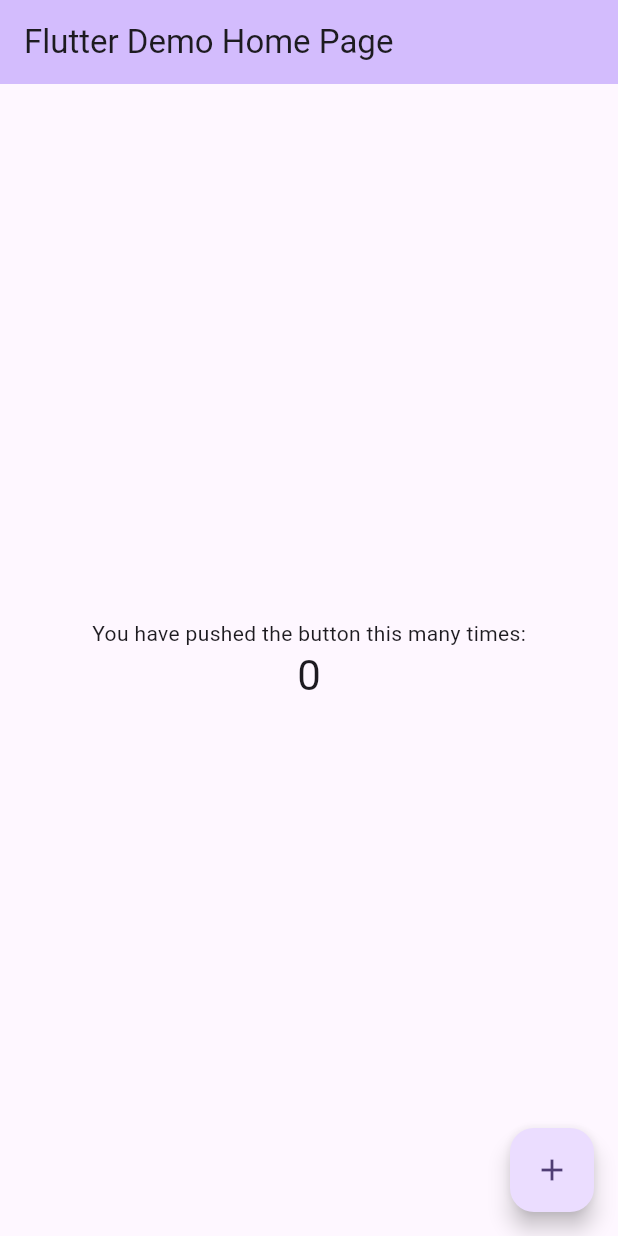
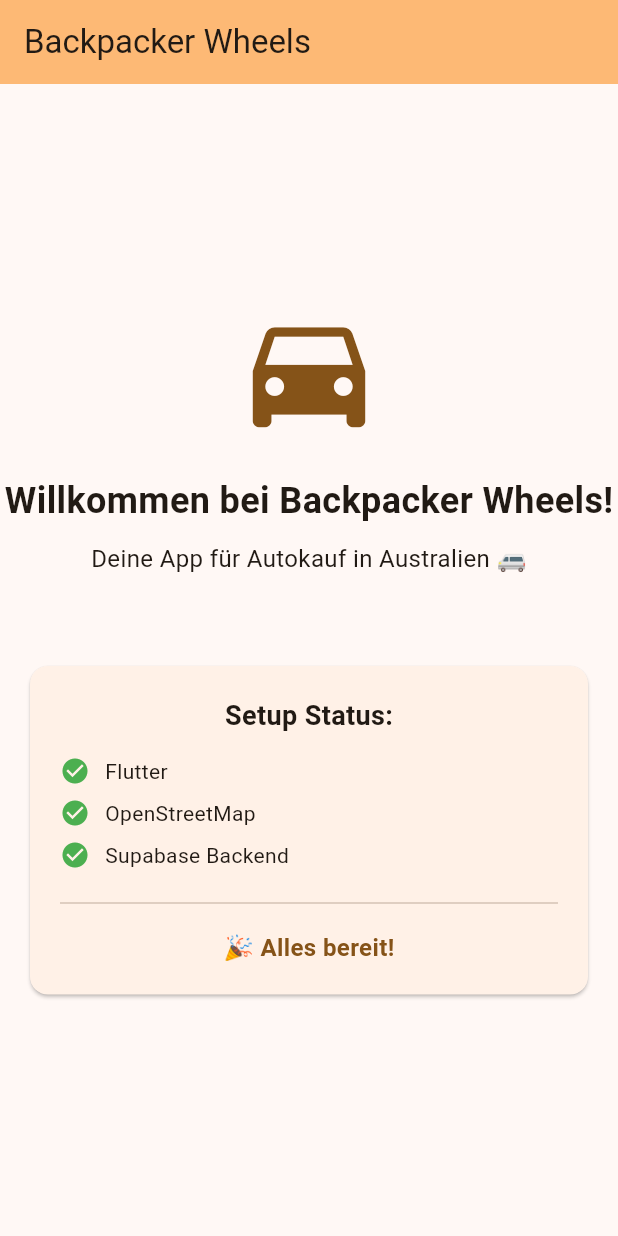
Before and after one commit to ben24188/Backpacker-Wheels, a Flutter app: the screen it shows after launch, on a phone screen of 412 x 824 dp. Run offline on Flutter 3.47's test engine with Material 3 defaults, Android fonts, the phone set to English and light mode, and no system bars; our stand-ins replace supabase_flutter; accounts and stored records are empty.

Commit message:
Supabase Backend konfiguriert + neue Willkommens-UI

```diff
--- a/lib/main.dart
+++ b/lib/main.dart
@@ -1,125 +1,122 @@
 import 'package:flutter/material.dart';
+import 'package:supabase_flutter/supabase_flutter.dart';
+import 'config/supabase_config.dart';
 
-void main() {
-  runApp(const MyApp());
+void main() async {
+  WidgetsFlutterBinding.ensureInitialized();
+
+  // Supabase initialisieren
+  await Supabase.initialize(
+    url: SupabaseConfig.supabaseUrl,
+    anonKey: SupabaseConfig.supabaseAnonKey,
+  );
+
+  runApp(const BackpackerWheelsApp());
 }
 
-class MyApp extends StatelessWidget {
-  const MyApp({super.key});
+// Globaler Zugriff auf Supabase Client
+final supabase = Supabase.instance.client;
 
-  // This widget is the root of your application.
+class BackpackerWheelsApp extends StatelessWidget {
+  const BackpackerWheelsApp({super.key});
+
   @override
   Widget build(BuildContext context) {
     return MaterialApp(
-      title: 'Flutter Demo',
+      title: 'Backpacker Wheels',
+      debugShowCheckedModeBanner: false,
       theme: ThemeData(
-        // This is the theme of your application.
-        //
-        // TRY THIS: Try running your application with "flutter run". You'll see
-        // the application has a purple toolbar. Then, without quitting the app,
-        // try changing the seedColor in the colorScheme below to Colors.green
-        // and then invoke "hot reload" (save your changes or press the "hot
-        // reload" button in a Flutter-supported IDE, or press "r" if you used
-        // the command line to start the app).
-        //
-        // Notice that the counter didn't reset back to zero; the application
-        // state is not lost during the reload. To reset the state, use hot
-        // restart instead.
-        //
-        // This works for code too, not just values: Most code changes can be
-        // tested with just a hot reload.
-        colorScheme: ColorScheme.fromSeed(seedColor: Colors.deepPurple),
+        colorScheme: ColorScheme.fromSeed(
+          seedColor: Colors.orange,
+          brightness: Brightness.light,
+        ),
         useMaterial3: true,
       ),
-      home: const MyHomePage(title: 'Flutter Demo Home Page'),
+      home: const HomePage(),
     );
   }
 }
 
-class MyHomePage extends StatefulWidget {
-  const MyHomePage({super.key, required this.title});
-
-  // This widget is the home page of your application. It is stateful, meaning
-  // that it has a State object (defined below) that contains fields that affect
-  // how it looks.
-
-  // This class is the configuration for the state. It holds the values (in this
-  // case the title) provided by the parent (in this case the App widget) and
-  // used by the build method of the State. Fields in a Widget subclass are
-  // always marked "final".
-
-  final String title;
-
-  @override
-  State<MyHomePage> createState() => _MyHomePageState();
-}
-
-class _MyHomePageState extends State<MyHomePage> {
-  int _counter = 0;
-
-  void _incrementCounter() {
-    setState(() {
-      // This call to setState tells the Flutter framework that something has
-      // changed in this State, which causes it to rerun the build method below
-      // so that the display can reflect the updated values. If we changed
-      // _counter without calling setState(), then the build method would not be
-      // called again, and so nothing would appear to happen.
-      _counter++;
-    });
-  }
+class HomePage extends StatelessWidget {
+  const HomePage({super.key});
 
   @override
   Widget build(BuildContext context) {
-    // This method is rerun every time setState is called, for instance as done
-    // by the _incrementCounter method above.
-    //
-    // The Flutter framework has been optimized to make rerunning build methods
-    // fast, so that you can just rebuild anything that needs updating rather
-    // than having to individually change instances of widgets.
     return Scaffold(
       appBar: AppBar(
-        // TRY THIS: Try changing the color here to a specific color (to
-        // Colors.amber, perhaps?) and trigger a hot reload to see the AppBar
-        // change color while the other colors stay the same.
+        title: const Text('Backpacker Wheels'),
         backgroundColor: Theme.of(context).colorScheme.inversePrimary,
-        // Here we take the value from the MyHomePage object that was created by
-        // the App.build method, and use it to set our appbar title.
-        title: Text(widget.title),
       ),
       body: Center(
-        // Center is a layout widget. It takes a single child and positions it
-        // in the middle of the parent.
         child: Column(
-          // Column is also a layout widget. It takes a list of children and
-          // arranges them vertically. By default, it sizes itself to fit its
-          // children horizontally, and tries to be as tall as its parent.
-          //
-          // Column has various properties to control how it sizes itself and
-          // how it positions its children. Here we use mainAxisAlignment to
-          // center the children vertically; the main axis here is the vertical
-          // axis because Columns are vertical (the cross axis would be
-          // horizontal).
-          //
-          // TRY THIS: Invoke "debug painting" (choose the "Toggle Debug Paint"
-          // action in the IDE, or press "p" in the console), to see the
-          // wireframe for each widget.
           mainAxisAlignment: MainAxisAlignment.center,
-          children: <Widget>[
+          children: [
+            Icon(
+              Icons.directions_car,
+              size: 100,
+              color: Theme.of(context).colorScheme.primary,
+            ),
+            const SizedBox(height: 20),
             const Text(
-              'You have pushed the button this many times:',
+              'Willkommen bei Backpacker Wheels!',
+              style: TextStyle(fontSize: 24, fontWeight: FontWeight.bold),
             ),
+            const SizedBox(height: 10),
+            const Text(
+              'Deine App für Autokauf in Australien 🚐',
+              style: TextStyle(fontSize: 16),
+              textAlign: TextAlign.center,
+            ),
+            const SizedBox(height: 40),
+            _buildStatusCard(context),
+          ],
+        ),
+      ),
+    );
+  }
+
+  Widget _buildStatusCard(BuildContext context) {
+    return Card(
+      margin: const EdgeInsets.all(20),
+      child: Padding(
+        padding: const EdgeInsets.all(20),
+        child: Column(
+          children: [
+            const Text(
+              'Setup Status:',
+              style: TextStyle(fontSize: 18, fontWeight: FontWeight.bold),
+            ),
+            const SizedBox(height: 10),
+            _buildStatusRow(Icons.check_circle, 'Flutter', Colors.green),
+            _buildStatusRow(Icons.check_circle, 'OpenStreetMap', Colors.green),
+            _buildStatusRow(Icons.check_circle, 'Supabase Backend', Colors.green),
+            const SizedBox(height: 10),
+            const Divider(),
+            const SizedBox(height: 10),
             Text(
-              '$_counter',
-              style: Theme.of(context).textTheme.headlineMedium,
+              '🎉 Alles bereit!',
+              style: TextStyle(
+                fontSize: 16,
+                color: Theme.of(context).colorScheme.primary,
+                fontWeight: FontWeight.bold,
+              ),
             ),
           ],
         ),
       ),
-      floatingActionButton: FloatingActionButton(
-        onPressed: _incrementCounter,
-        tooltip: 'Increment',
-        child: const Icon(Icons.add),
-      ), // This trailing comma makes auto-formatting nicer for build methods.
+    );
+  }
+
+  Widget _buildStatusRow(IconData icon, String label, Color color) {
+    return Padding(
+      padding: const EdgeInsets.symmetric(vertical: 4),
+      child: Row(
+        children: [
+          Icon(icon, color: color, size: 20),
+          const SizedBox(width: 10),
+          Text(label),
+        ],
+      ),
     );
   }
 }
```
Also changed, not shown: 3 other files.
